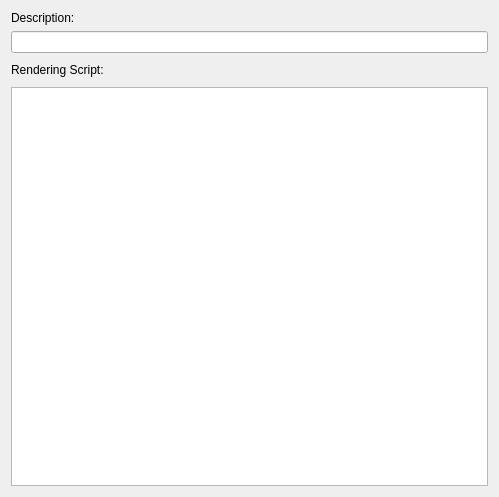
This is anno/LabelDefinitionPropertiesWidget.ui in urobots-io/anno as Qt 5 draws it before an edit. The edited form follows.
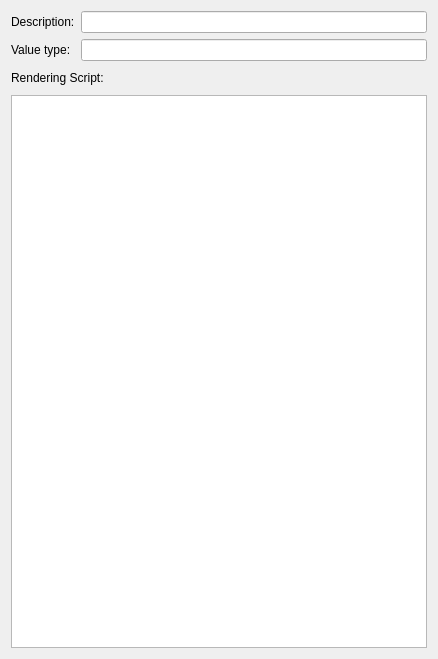
This is the edited form. Icons and pictures are not drawn.

Commit message: Display selected marker definition value type

The edit to the form file:
```diff
--- a/anno/LabelDefinitionPropertiesWidget.ui
+++ b/anno/LabelDefinitionPropertiesWidget.ui
@@ -6,8 +6,8 @@
    <rect>
     <x>0</x>
     <y>0</y>
-    <width>499</width>
-    <height>497</height>
+    <width>438</width>
+    <height>659</height>
    </rect>
   </property>
   <property name="windowTitle">
@@ -34,15 +34,47 @@
      <widget class="QWidget" name="marker_page">
       <layout class="QVBoxLayout" name="verticalLayout_2">
        <item>
+        <widget class="QWidget" name="widget_5" native="true">
+         <layout class="QFormLayout" name="formLayout_3">
+          <property name="leftMargin">
+           <number>0</number>
+          </property>
+          <property name="topMargin">
+           <number>0</number>
+          </property>
+          <property name="rightMargin">
+           <number>0</number>
+          </property>
+          <property name="bottomMargin">
+           <number>0</number>
+          </property>
+          <item row="0" column="0">
         <widget class="QLabel" name="label_2">
          <property name="text">
           <string>Description:</string>
          </property>
         </widget>
        </item>
-       <item>
+          <item row="0" column="1">
         <widget class="QLineEdit" name="description_lineEdit"/>
        </item>
+          <item row="1" column="0">
+           <widget class="QLabel" name="label_5">
+            <property name="text">
+             <string>Value type:</string>
+            </property>
+           </widget>
+          </item>
+          <item row="1" column="1">
+           <widget class="QLineEdit" name="value_type_lineEdit">
+            <property name="readOnly">
+             <bool>true</bool>
+            </property>
+           </widget>
+          </item>
+         </layout>
+        </widget>
+       </item>
        <item>
         <widget class="QWidget" name="widget_3" native="true">
          <layout class="QHBoxLayout" name="horizontalLayout_3">
@@ -90,6 +122,12 @@
        </item>
        <item>
         <widget class="QTextEdit" name="rendering_script_textEdit">
+         <property name="sizePolicy">
+          <sizepolicy hsizetype="Expanding" vsizetype="Expanding">
+           <horstretch>0</horstretch>
+           <verstretch>0</verstretch>
+          </sizepolicy>
+         </property>
          <property name="font">
           <font>
            <family>Courier New</family>
```
Lines whose indentation alone changed are shown as unchanged. The commit also changes 2 other files.
